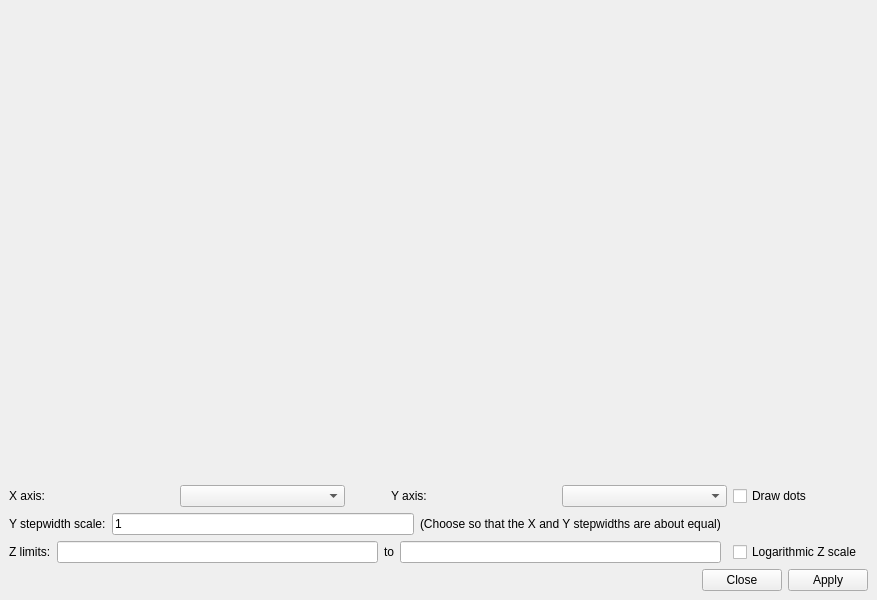
McStasMcXtrace/ufit, file ufit/gui/mapping.ui: the form before one commit.
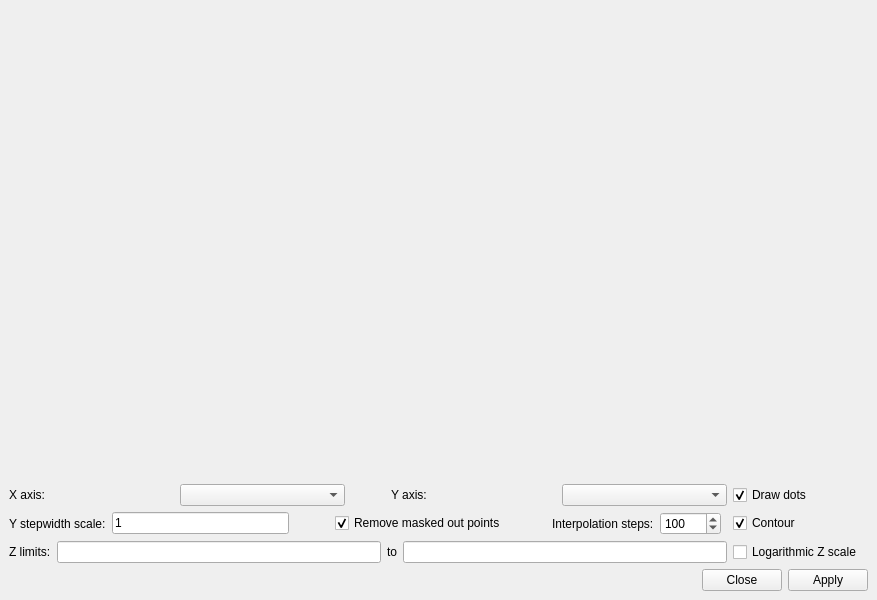
The form after the commit.

Commit message: mapping: more options

What changed in the file:
```diff
--- a/ufit/gui/mapping.ui
+++ b/ufit/gui/mapping.ui
@@ -15,30 +15,6 @@
   </property>
   <widget class="QWidget" name="centralwidget">
    <layout class="QGridLayout" name="gridLayout">
-    <item row="3" column="0">
-     <layout class="QHBoxLayout" name="horizontalLayout_2">
-      <item>
-       <widget class="QLabel" name="label_5">
-        <property name="text">
-         <string>Z limits:</string>
-        </property>
-       </widget>
-      </item>
-      <item>
-       <widget class="QLineEdit" name="zminEdit"/>
-      </item>
-      <item>
-       <widget class="QLabel" name="label_6">
-        <property name="text">
-         <string>to</string>
-        </property>
-       </widget>
-      </item>
-      <item>
-       <widget class="QLineEdit" name="zmaxEdit"/>
-      </item>
-     </layout>
-    </item>
     <item row="0" column="0" colspan="4">
      <widget class="QFrame" name="plotFrame">
       <property name="sizePolicy">
@@ -65,13 +41,6 @@
       </property>
      </widget>
     </item>
-    <item row="1" column="2">
-     <widget class="QCheckBox" name="dotsBox">
-      <property name="text">
-       <string>Draw dots</string>
-      </property>
-     </widget>
-    </item>
     <item row="1" column="0" colspan="2">
      <layout class="QHBoxLayout" name="horizontalLayout">
       <item>
@@ -112,6 +81,57 @@
       </item>
      </layout>
     </item>
+    <item row="3" column="0" colspan="2">
+     <layout class="QHBoxLayout" name="horizontalLayout_2">
+      <item>
+       <widget class="QLabel" name="label_5">
+        <property name="text">
+         <string>Z limits:</string>
+        </property>
+       </widget>
+      </item>
+      <item>
+       <widget class="QLineEdit" name="zminEdit"/>
+      </item>
+      <item>
+       <widget class="QLabel" name="label_6">
+        <property name="text">
+         <string>to</string>
+        </property>
+       </widget>
+      </item>
+      <item>
+       <widget class="QLineEdit" name="zmaxEdit"/>
+      </item>
+     </layout>
+    </item>
+    <item row="3" column="2">
+     <widget class="QCheckBox" name="logBox">
+      <property name="text">
+       <string>Logarithmic Z scale</string>
+      </property>
+     </widget>
+    </item>
+    <item row="2" column="2">
+     <widget class="QCheckBox" name="contourBox">
+      <property name="text">
+       <string>Contour</string>
+      </property>
+      <property name="checked">
+       <bool>true</bool>
+      </property>
+     </widget>
+    </item>
+    <item row="1" column="2">
+     <widget class="QCheckBox" name="dotsBox">
+      <property name="text">
+       <string>Draw dots</string>
+      </property>
+      <property name="checked">
+       <bool>true</bool>
+      </property>
+     </widget>
+    </item>
     <item row="2" column="0">
      <layout class="QHBoxLayout" name="horizontalLayout_3">
       <item>
@@ -128,22 +148,70 @@
         </property>
        </widget>
       </item>
+      <item>
+       <spacer name="horizontalSpacer_3">
+        <property name="orientation">
+         <enum>Qt::Horizontal</enum>
+        </property>
+        <property name="sizeType">
+         <enum>QSizePolicy::Fixed</enum>
+        </property>
+        <property name="sizeHint" stdset="0">
+         <size>
+          <width>40</width>
+          <height>20</height>
+         </size>
+        </property>
+       </spacer>
+      </item>
+      <item>
+       <widget class="QCheckBox" name="usemaskBox">
+        <property name="text">
+         <string>Remove masked out points</string>
+        </property>
+        <property name="checked">
+         <bool>true</bool>
+        </property>
+       </widget>
+      </item>
+      <item>
+       <spacer name="horizontalSpacer_2">
+        <property name="orientation">
+         <enum>Qt::Horizontal</enum>
+        </property>
+        <property name="sizeType">
+         <enum>QSizePolicy::Fixed</enum>
+        </property>
+        <property name="sizeHint" stdset="0">
+         <size>
+          <width>40</width>
+          <height>20</height>
+         </size>
+        </property>
+       </spacer>
+      </item>
       <item>
        <widget class="QLabel" name="label_4">
         <property name="text">
-         <string>(Choose so that the X and Y stepwidths are about equal)</string>
+         <string>Interpolation steps:</string>
+        </property>
+       </widget>
+      </item>
+      <item>
+       <widget class="QSpinBox" name="stepBox">
+        <property name="minimum">
+         <number>1</number>
+        </property>
+        <property name="maximum">
+         <number>10000</number>
+        </property>
+        <property name="value">
+         <number>100</number>
         </property>
        </widget>
       </item>
      </layout>
     </item>
-    <item row="3" column="2">
-     <widget class="QCheckBox" name="logBox">
-      <property name="text">
-       <string>Logarithmic Z scale</string>
-      </property>
-     </widget>
-    </item>
    </layout>
   </widget>
   <widget class="QMenuBar" name="menubar">
```
The commit also changes 2 other files.
